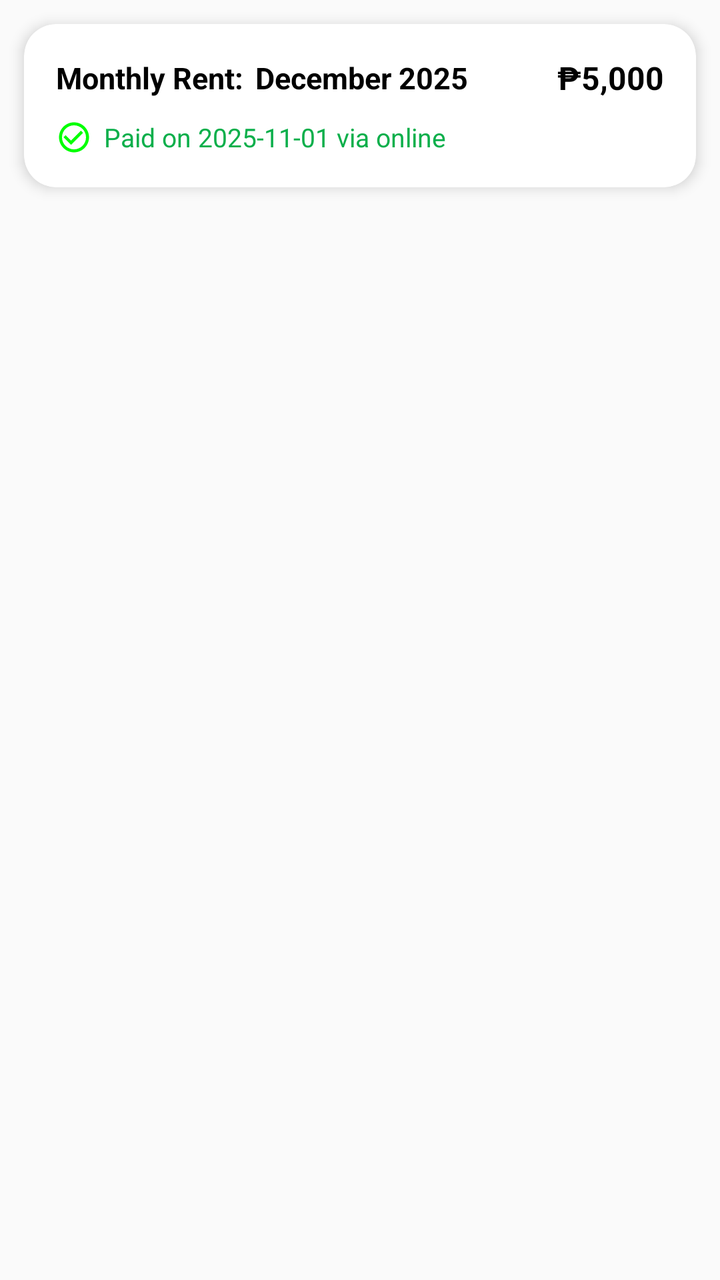
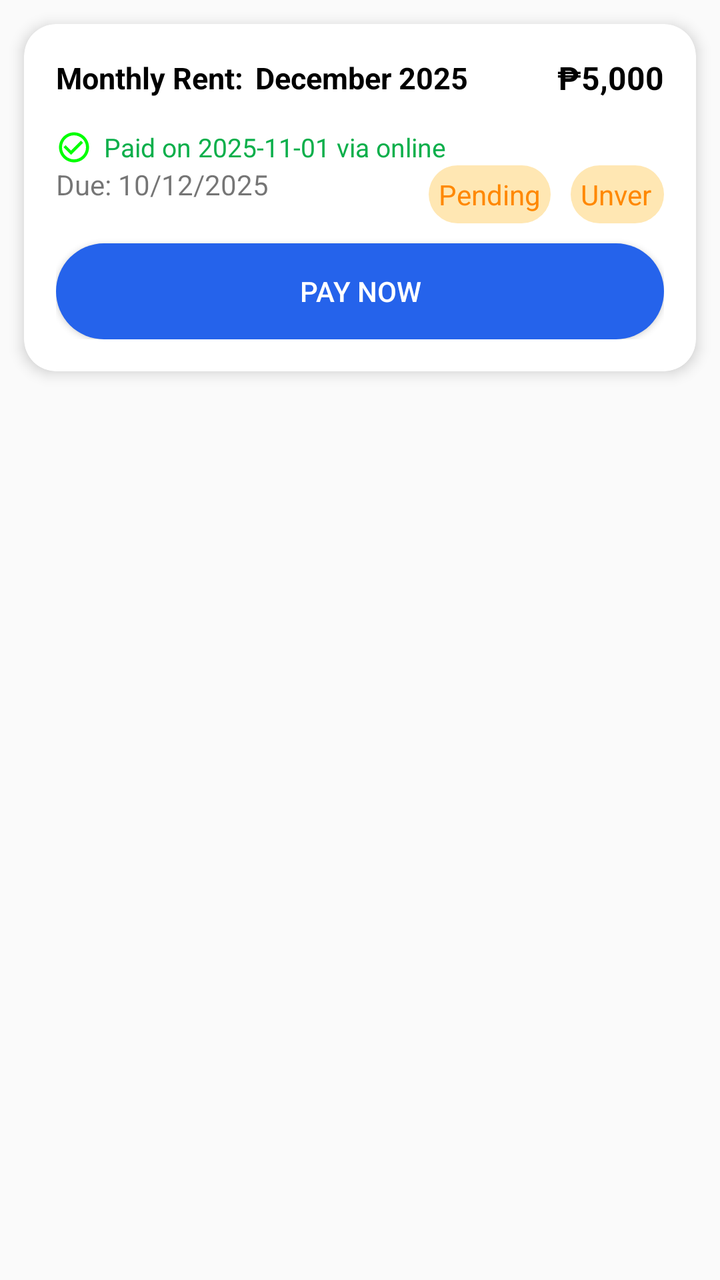

An Android layout rendered at two revisions. The XML below is the earlier revision; the diff shows what the commit changed to produce the second picture.
<!-- AndroidManifest.xml: application theme Theme.Dormitally -->
<!-- res/layout/bill_item.xml -->
<?xml version="1.0" encoding="utf-8"?>
<LinearLayout xmlns:android="http://schemas.android.com/apk/res/android"
    xmlns:app="http://schemas.android.com/apk/res-auto"
    android:layout_width="match_parent"
    android:layout_height="wrap_content"
    android:orientation="vertical">

    <androidx.cardview.widget.CardView
        android:layout_width="match_parent"
        android:layout_height="wrap_content"
        android:layout_margin="12dp"
        app:cardCornerRadius="16dp"
        app:cardElevation="4dp">

        <LinearLayout
            android:layout_width="match_parent"
            android:layout_height="wrap_content"
            android:orientation="vertical"
            android:padding="16dp">

            
            <LinearLayout
                android:layout_width="match_parent"
                android:layout_height="wrap_content"
                android:gravity="center_vertical"
                android:orientation="horizontal">

                
                <TextView
                    android:layout_width="wrap_content"
                    android:layout_height="wrap_content"
                    android:text="Monthly Rent:"
                    android:textColor="#000"
                    android:textSize="15sp"
                    android:textStyle="bold" />

                
                <TextView
                    android:id="@+id/txtMonth"
                    android:layout_width="0dp"
                    android:layout_height="wrap_content"
                    android:layout_weight="1"
                    android:layout_marginLeft="6dp"
                    android:text="December 2025"
                    android:textColor="#000"
                    android:textSize="15sp"
                    android:textStyle="bold" />

                
                <TextView
                    android:id="@+id/txtAmount"
                    android:layout_width="wrap_content"
                    android:layout_height="wrap_content"
                    android:text="₱5,000"
                    android:textColor="#000"
                    android:textSize="16sp"
                    android:textStyle="bold" />
            </LinearLayout>


            
            <LinearLayout
                android:id="@+id/paidRow"
                android:layout_width="match_parent"
                android:layout_height="wrap_content"
                android:orientation="horizontal"
                android:gravity="center_vertical"
                android:layout_marginTop="10dp"
                android:visibility="visible">

                <ImageView
                    android:layout_width="18dp"
                    android:layout_height="18dp"
                    android:src="@drawable/ic_check_green" />

                <TextView
                    android:id="@+id/txtPaidInfo"
                    android:layout_width="wrap_content"
                    android:layout_height="wrap_content"
                    android:layout_marginLeft="6dp"
                    android:text="Paid on 2025-11-01 via online"
                    android:textColor="#0BAF4B"
                    android:textSize="13sp" />
            </LinearLayout>

        </LinearLayout>
    </androidx.cardview.widget.CardView>

</LinearLayout>
<!-- resources referenced by this layout -->
<resources>
  <!-- drawable ic_check_green (drawable) -->
  <vector xmlns:android="http://schemas.android.com/apk/res/android" android:height="24dp" android:tint="#00FF00" android:viewportHeight="24" android:viewportWidth="24" android:width="24dp">
        
      <path android:fillColor="@android:color/white" android:pathData="M16.59,7.58L10,14.17l-3.59,-3.58L5,12l5,5 8,-8zM12,2C6.48,2 2,6.48 2,12s4.48,10 10,10 10,-4.48 10,-10S17.52,2 12,2zM12,20c-4.42,0 -8,-3.58 -8,-8s3.58,-8 8,-8 8,3.58 8,8 -3.58,8 -8,8z"/>
      
  </vector>
  <style name="Theme.Dormitally" parent="Base.Theme.Dormitally" />
  <style name="Base.Theme.Dormitally" parent="Theme.AppCompat.Light.NoActionBar">
          
          
      </style>
</resources>

<!-- the commit's change to res/layout/bill_item.xml (unified diff, before → after) -->
@@ -13,15 +13,18 @@
         app:cardElevation="4dp">
 
         <LinearLayout
+            android:id="@+id/itemLayout"
             android:layout_width="match_parent"
             android:layout_height="wrap_content"
             android:orientation="vertical"
             android:padding="16dp">
 
             
+
             <LinearLayout
                 android:layout_width="match_parent"
                 android:layout_height="wrap_content"
+                android:layout_marginBottom="5dp"
                 android:gravity="center_vertical"
                 android:orientation="horizontal">
 
@@ -36,11 +39,11 @@
 
                 
                 <TextView
-                    android:id="@+id/txtMonth"
+                    android:id="@+id/txtMonthYear"
                     android:layout_width="0dp"
                     android:layout_height="wrap_content"
+                    android:layout_marginLeft="6dp"
                     android:layout_weight="1"
-                    android:layout_marginLeft="6dp"
                     android:text="December 2025"
                     android:textColor="#000"
                     android:textSize="15sp"
@@ -63,9 +66,9 @@
                 android:id="@+id/paidRow"
                 android:layout_width="match_parent"
                 android:layout_height="wrap_content"
+                android:layout_marginTop="10dp"
+                android:gravity="center_vertical"
                 android:orientation="horizontal"
-                android:gravity="center_vertical"
-                android:layout_marginTop="10dp"
                 android:visibility="visible">
 
                 <ImageView
@@ -83,6 +86,48 @@
                     android:textSize="13sp" />
             </LinearLayout>
 
+            <LinearLayout
+                android:id="@+id/dueDateRow"
+                android:layout_width="match_parent"
+                android:layout_height="match_parent"
+                android:orientation="horizontal">
+
+                <TextView
+                    android:id="@+id/dueDateText"
+                    android:layout_width="wrap_content"
+                    android:layout_height="match_parent"
+                    android:text="Due: 10/12/2025" />
+
+                <TextView
+                    android:id="@+id/statusTextView"
+                    android:layout_width="wrap_content"
+                    android:layout_height="wrap_content"
+                    android:layout_marginLeft="80dp"
+                    android:background="@drawable/bg_maintenance"
+                    android:padding="5dp"
+                    android:text="Pending"
+                    android:textColor="@android:color/holo_orange_dark" />
+
+                <TextView
+                    android:id="@+id/verificationTextView"
+                    android:layout_width="wrap_content"
+                    android:layout_height="match_parent"
+                    android:layout_marginLeft="10dp"
+                    android:background="@drawable/bg_maintenance"
+                    android:padding="5dp"
+                    android:text="Unverified"
+                    android:textColor="@android:color/holo_orange_dark" />
+            </LinearLayout>
+
+            <Button
+                android:id="@+id/btnPaynow"
+                android:layout_width="match_parent"
+                android:layout_height="wrap_content"
+                android:layout_marginTop="10dp"
+                android:background="@drawable/toggle_selected"
+                android:text="Pay Now"
+                android:textColor="@color/white" />
+
         </LinearLayout>
     </androidx.cardview.widget.CardView>
 
<!-- resource entries referenced after the edit -->
@@ -1,11 +1,24 @@
 <!-- resources referenced by this layout -->
 <resources>
+  <color name="white">#FFFFFFFF</color>
+  <!-- drawable bg_maintenance (drawable) -->
+  <shape xmlns:android="http://schemas.android.com/apk/res/android"
+      android:shape="rectangle">
+      <solid android:color="#FFE7B3"/>
+      <corners android:radius="50dp"/>
+  </shape>
   <!-- drawable ic_check_green (drawable) -->
   <vector xmlns:android="http://schemas.android.com/apk/res/android" android:height="24dp" android:tint="#00FF00" android:viewportHeight="24" android:viewportWidth="24" android:width="24dp">
         
       <path android:fillColor="@android:color/white" android:pathData="M16.59,7.58L10,14.17l-3.59,-3.58L5,12l5,5 8,-8zM12,2C6.48,2 2,6.48 2,12s4.48,10 10,10 10,-4.48 10,-10S17.52,2 12,2zM12,20c-4.42,0 -8,-3.58 -8,-8s3.58,-8 8,-8 8,3.58 8,8 -3.58,8 -8,8z"/>
       
   </vector>
+  <!-- drawable toggle_selected (drawable) -->
+  <?xml version="1.0" encoding="utf-8"?>
+  <shape xmlns:android="http://schemas.android.com/apk/res/android">
+      <solid android:color="#2563EB"/>
+      <corners android:radius="30dp"/>
+  </shape>
   <style name="Theme.Dormitally" parent="Base.Theme.Dormitally" />
   <style name="Base.Theme.Dormitally" parent="Theme.AppCompat.Light.NoActionBar">
           
